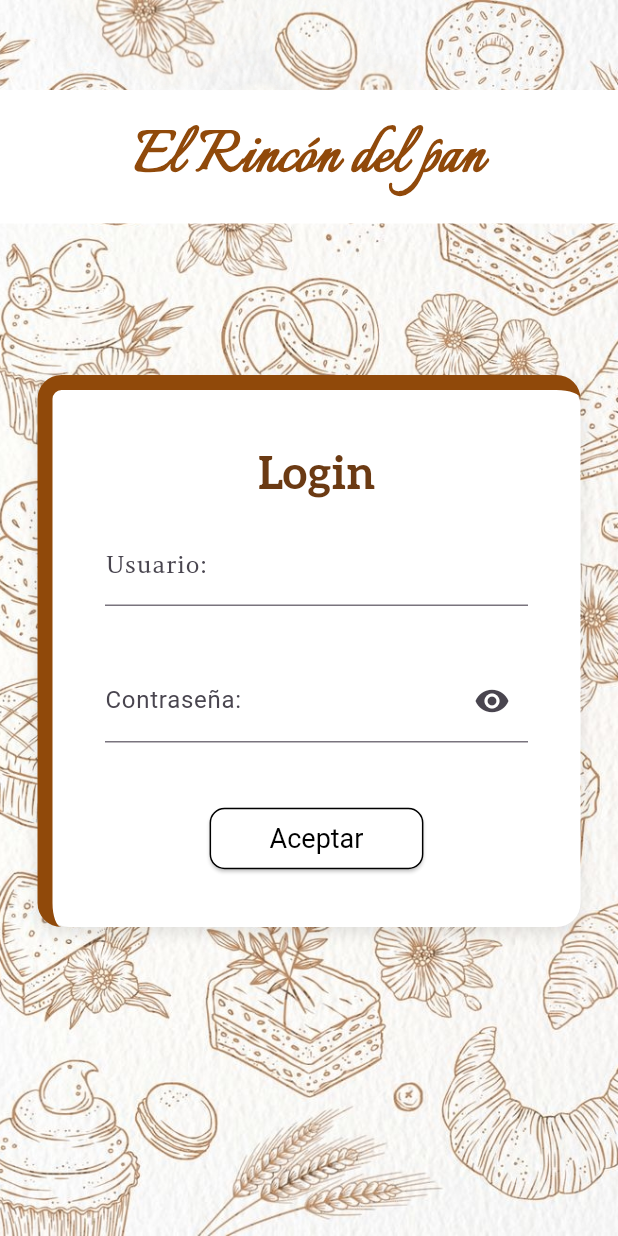
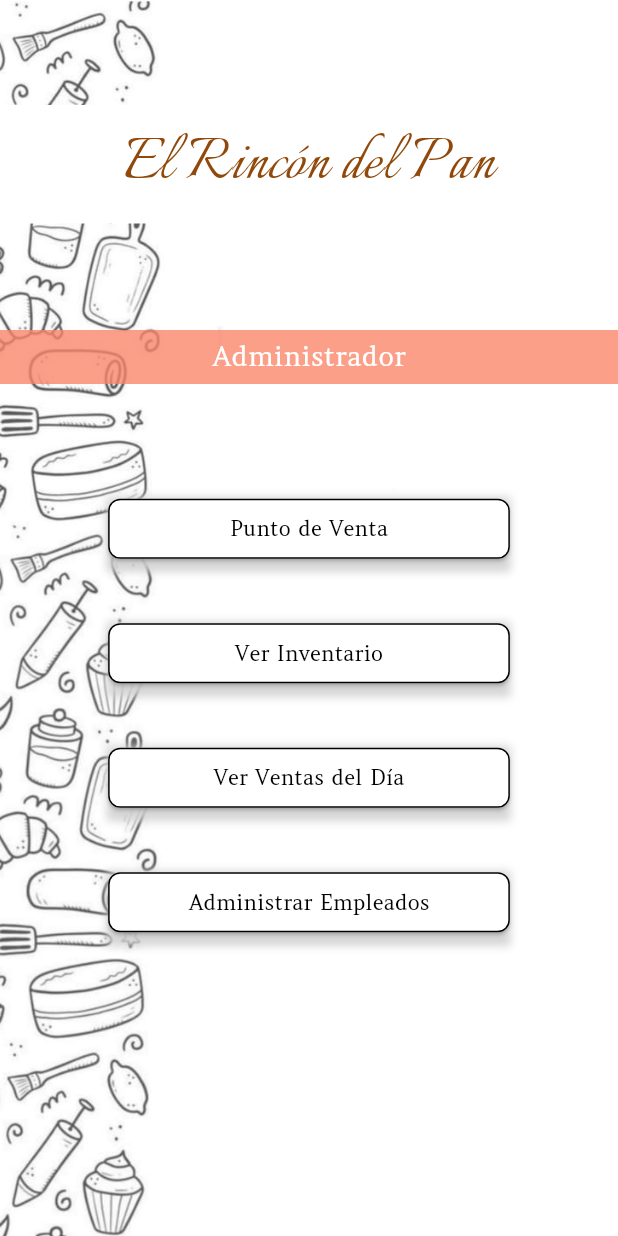
Before and after one commit to LitzyDiaz0/App_Panaderia, a Flutter app: the screen it shows after launch, after a tap on "Aceptar", on a phone screen of 412 x 824 dp. Run offline on Flutter 3.47's test engine with Material 3 defaults, Android fonts, the phone set to English and light mode, and no system bars.

Commit message:
creacion de pestaña principal del administrador sin enlaces

```diff
--- /dev/null
+++ b/lib/pages/admnprinc.dart
@@ -0,0 +1,233 @@
+import 'package:flutter/material.dart';
+
+class AdminPage extends StatelessWidget {
+  const AdminPage({super.key});
+
+  @override
+  Widget build(BuildContext context) {
+    return Scaffold(
+      body: Stack(
+        children: [
+          // Fondo que ocupa toda la pantalla
+          Positioned.fill(
+            child: Image.asset(
+              'assets/img/fondo2.jpeg',
+              fit: BoxFit.cover,
+            ),
+          ),
+          // Título principal
+          Positioned(
+            top: 70,
+            left: 0,
+            right: 0,
+            child: Container(
+              padding: const EdgeInsets.all(5),
+              color: Colors.white,
+              child: const Text(
+                'El Rincón del Pan',
+                style: TextStyle(
+                  fontSize: 48,
+                  fontFamily: 'Italianno',
+                  color: Color.fromRGBO(144, 73, 10, 1),
+                ),
+                textAlign: TextAlign.center,
+              ),
+            ),
+          ),
+          // Texto "Administrador"
+          Positioned(
+            top: 220,
+            left: 0,
+            right: 0,
+            child: Container(
+              padding: const EdgeInsets.all(5.0),
+              color: const Color.fromARGB(200, 250, 132, 105),
+              child: const Text(
+                'Administrador',
+                style: TextStyle(
+                  fontSize: 18,
+                  fontFamily: 'Amethysta',
+                  color: Colors.white,
+                ),
+                textAlign: TextAlign.center,
+              ),
+            ),
+          ),
+          // Contenedor de botones
+          Positioned(
+            top: 130,
+            left: 0,
+            right: 0,
+            bottom: 0,
+            child: Center(
+              child: Column(
+                mainAxisAlignment: MainAxisAlignment.center,
+                children: [
+                  // Botón 1
+                  SizedBox(
+                    width: MediaQuery.of(context).size.width * 0.65,
+                    child: Container(
+                      decoration: BoxDecoration(
+                        boxShadow: [
+                          BoxShadow(
+                            color: const Color.fromARGB(255, 209, 209, 209)
+                                .withOpacity(0.9),
+                            spreadRadius: 1,
+                            blurRadius: 4,
+                            offset: const Offset(0, 4),
+                          ),
+                        ],
+                      ),
+                      child: ElevatedButton(
+                        onPressed: () {
+                          // Lógica para Punto de Venta
+                        },
+                        style: ElevatedButton.styleFrom(
+                          backgroundColor: Colors.white,
+                          shape: RoundedRectangleBorder(
+                            borderRadius: BorderRadius.circular(8),
+                            side: const BorderSide(
+                              color: Colors.black,
+                              width: 1,
+                            ),
+                          ),
+                        ),
+                        child: const Text(
+                          'Punto de Venta',
+                          style: TextStyle(
+                            color: Colors.black,
+                            fontFamily: 'Amethysta',
+                          ),
+                        ),
+                      ),
+                    ),
+                  ),
+                  const SizedBox(height: 35),
+                  // Botón 2
+                  SizedBox(
+                    width: MediaQuery.of(context).size.width * 0.65,
+                    child: Container(
+                      decoration: BoxDecoration(
+                        boxShadow: [
+                          BoxShadow(
+                            color: const Color.fromARGB(255, 209, 209, 209)
+                                .withOpacity(0.9),
+                            spreadRadius: 1,
+                            blurRadius: 4,
+                            offset: const Offset(0, 4),
+                          ),
+                        ],
+                      ),
+                      child: ElevatedButton(
+                        onPressed: () {
+                          // Lógica para Ver Inventario
+                        },
+                        style: ElevatedButton.styleFrom(
+                          backgroundColor: Colors.white,
+                          shape: RoundedRectangleBorder(
+                            borderRadius: BorderRadius.circular(8),
+                            side: const BorderSide(
+                              color: Colors.black,
+                              width: 1,
+                            ),
+                          ),
+                        ),
+                        child: const Text(
+                          'Ver Inventario',
+                          style: TextStyle(
+                            color: Colors.black,
+                            fontFamily: 'Amethysta',
+                          ),
+                        ),
+                      ),
+                    ),
+                  ),
+                  const SizedBox(height: 35),
+                  // Botón 3
+                  SizedBox(
+                    width: MediaQuery.of(context).size.width * 0.65,
+                    child: Container(
+                      decoration: BoxDecoration(
+                        boxShadow: [
+                          BoxShadow(
+                            color: const Color.fromARGB(255, 209, 209, 209)
+                                .withOpacity(0.9),
+                            spreadRadius: 1,
+                            blurRadius: 4,
+                            offset: const Offset(0, 4),
+                          ),
+                        ],
+                      ),
+                      child: ElevatedButton(
+                        onPressed: () {
+                          // Lógica para Ver Ventas del Día
+                        },
+                        style: ElevatedButton.styleFrom(
+                          backgroundColor: Colors.white,
+                          shape: RoundedRectangleBorder(
+                            borderRadius: BorderRadius.circular(8),
+                            side: const BorderSide(
+                              color: Colors.black,
+                              width: 1,
+                            ),
+                          ),
+                        ),
+                        child: const Text(
+                          'Ver Ventas del Día',
+                          style: TextStyle(
+                            color: Colors.black,
+                            fontFamily: 'Amethysta',
+                          ),
+                        ),
+                      ),
+                    ),
+                  ),
+                  const SizedBox(height: 35),
+                  // Botón 4
+                  SizedBox(
+                    width: MediaQuery.of(context).size.width * 0.65,
+                    child: Container(
+                      decoration: BoxDecoration(
+                        boxShadow: [
+                          BoxShadow(
+                            color: const Color.fromARGB(255, 209, 209, 209)
+                                .withOpacity(0.9),
+                            spreadRadius: 1,
+                            blurRadius: 4,
+                            offset: const Offset(0, 4),
+                          ),
+                        ],
+                      ),
+                      child: ElevatedButton(
+                        onPressed: () {
+                          // Lógica para Administrar Empleados
+                        },
+                        style: ElevatedButton.styleFrom(
+                          backgroundColor: Colors.white,
+                          shape: RoundedRectangleBorder(
+                            borderRadius: BorderRadius.circular(8),
+                            side: const BorderSide(
+                              color: Colors.black,
+                              width: 1,
+                            ),
+                          ),
+                        ),
+                        child: const Text(
+                          'Administrar Empleados',
+                          style: TextStyle(
+                            color: Colors.black,
+                            fontFamily: 'Amethysta',
+                          ),
+                        ),
+                      ),
+                    ),
+                  ),
+                ],
+              ),
+            ),
+          ),
+        ],
+      ),
+    );
+  }
+}
--- a/lib/pages/login.dart
+++ b/lib/pages/login.dart
@@ -1,4 +1,5 @@
 import 'package:flutter/material.dart';
+import './admnprinc.dart';
 
 class LoginPage extends StatefulWidget {
   const LoginPage({super.key});
@@ -37,7 +38,6 @@ class LoginPageState extends State<LoginPage> {
                 style: TextStyle(
                   fontSize: 48,
                   fontFamily: 'Italianno',
-                  fontWeight: FontWeight.bold,
                   color: Color.fromRGBO(144, 73, 10, 1),
                 ),
                 textAlign: TextAlign.center,
@@ -113,6 +113,13 @@ class LoginPageState extends State<LoginPage> {
                     ElevatedButton(
                       onPressed: () {
                         // Lógica de login
+
+                        Navigator.pushReplacement(
+                          context,
+                          MaterialPageRoute(
+                            builder: (context) => const AdminPage(),
+                          ),
+                        );
                       },
                       style: ElevatedButton.styleFrom(
                         padding: const EdgeInsets.symmetric(
--- a/pubspec.yaml
+++ b/pubspec.yaml
@@ -29,6 +29,7 @@ flutter:
   assets:
     - assets/img/logo.png
     - assets/img/fondo.jpg
+    - assets/img/fondo2.jpeg
 
   fonts:
     - family: Aleo
```
Also changed, not shown: assets/img/fondo2.jpeg (added).
